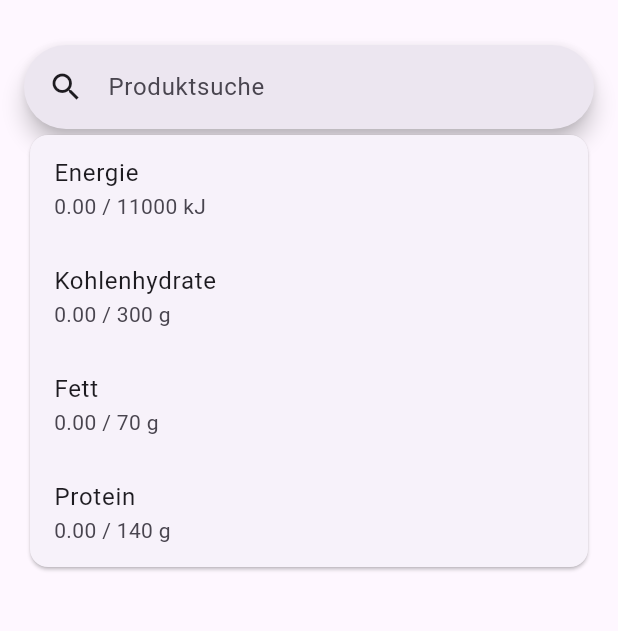
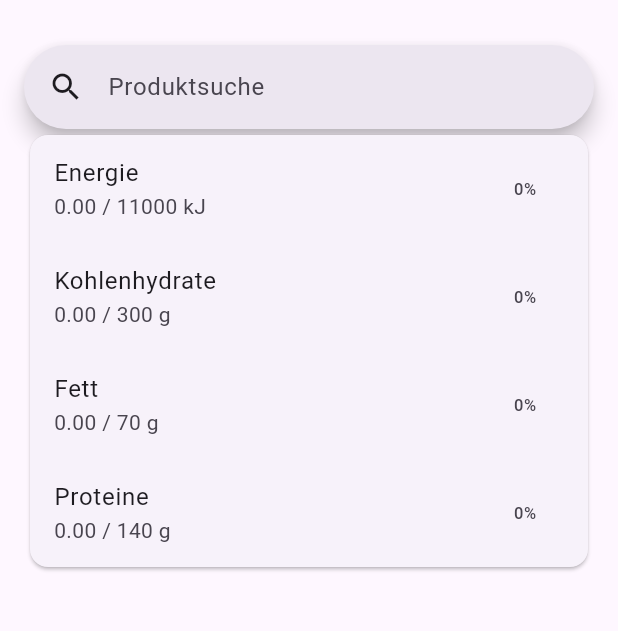
Before and after one commit to Looby72/food_tracker, a Flutter app: the screen it shows after launch, on a phone screen of 412 x 824 dp, the part 63-694 px from its top. Run offline on Flutter 3.47's test engine with Material 3 defaults, Android fonts, the phone set to English and light mode, and no system bars; our stand-ins replace shared_preferences; missing offline and left inert: openfoodfacts; generated files the repository leaves out were written again.

Commit message:
Add circular Progress Indicators to the DailyProgressWidget

````diff
--- a/lib/services/settings_service.dart
+++ b/lib/services/settings_service.dart
@@ -18,7 +18,7 @@ class SettingsService {
   /// Example:
   /// ```dart
   /// await saveEnergyGoal(2000);
-  /// ``
+  /// ```
   Future<void> saveEnergyGoal(int energyGoal) async {
     final prefs = await SharedPreferences.getInstance();
     await prefs.setInt(_energyGoalKey, energyGoal);
@@ -44,7 +44,7 @@ class SettingsService {
   /// Example:
   /// ```dart
   /// await saveFatGoal(70);
-  /// ``
+  /// ```
   Future<void> saveFatGoal(int fatGoal) async {
     final prefs = await SharedPreferences.getInstance();
     await prefs.setInt(_fatGoalKey, fatGoal);
--- a/lib/ui/widgets/daily_progress_widget.dart
+++ b/lib/ui/widgets/daily_progress_widget.dart
@@ -12,6 +12,11 @@ class DailyFoodProgress extends StatelessWidget {
 
   final DailyFoodController dailyFoodController;
   final NutrientGoalController nutrientController;
+
+  /// Calculate the progress of a value compared to a goal.
+  double calculateProgress(double value, double goal) {
+    return (value / goal).clamp(0.0, 1.0);
+  }
 
   @override
   Widget build(BuildContext context) {
@@ -41,19 +46,60 @@ class DailyFoodProgress extends StatelessWidget {
                   title: const Text('Energie'),
                   subtitle:
                       Text('${energy.toStringAsFixed(2)} / $energyGoal kJ'),
+                  trailing: Stack(
+                    alignment: Alignment.center,
+                    children: [
+                      CircularProgressIndicator(
+                        value: calculateProgress(energy, energyGoal.toDouble()),
+                      ),
+                      Text(
+                          '${(calculateProgress(energy, energyGoal.toDouble()) * 100).toStringAsFixed(0)}%'),
+                    ],
+                  ),
                 ),
                 ListTile(
                   title: const Text('Kohlenhydrate'),
                   subtitle: Text('${carbs.toStringAsFixed(2)} / $carbGoal g'),
+                  trailing: Stack(
+                    alignment: Alignment.center,
+                    children: [
+                      CircularProgressIndicator(
+                        value: calculateProgress(carbs, carbGoal.toDouble()),
+                      ),
+                      Text(
+                          '${(calculateProgress(carbs, carbGoal.toDouble()) * 100).toStringAsFixed(0)}%'),
+                    ],
+                  ),
                 ),
                 ListTile(
                   title: const Text('Fett'),
                   subtitle: Text('${fats.toStringAsFixed(2)} / $fatGoal g'),
+                  trailing: Stack(
+                    alignment: Alignment.center,
+                    children: [
+                      CircularProgressIndicator(
+                        value: calculateProgress(fats, fatGoal.toDouble()),
+                      ),
+                      Text(
+                          '${(calculateProgress(fats, fatGoal.toDouble()) * 100).toStringAsFixed(0)}%'),
+                    ],
+                  ),
                 ),
                 ListTile(
-                  title: const Text('Protein'),
+                  title: const Text('Proteine'),
                   subtitle:
                       Text('${proteins.toStringAsFixed(2)} / $proteinGoal g'),
+                  trailing: Stack(
+                    alignment: Alignment.center,
+                    children: [
+                      CircularProgressIndicator(
+                        value:
+                            calculateProgress(proteins, proteinGoal.toDouble()),
+                      ),
+                      Text(
+                          '${(calculateProgress(proteins, proteinGoal.toDouble()) * 100).toStringAsFixed(0)}%'),
+                    ],
+                  ),
                 ),
               ],
             );
````
Also changed, not shown: pubspec.lock.
